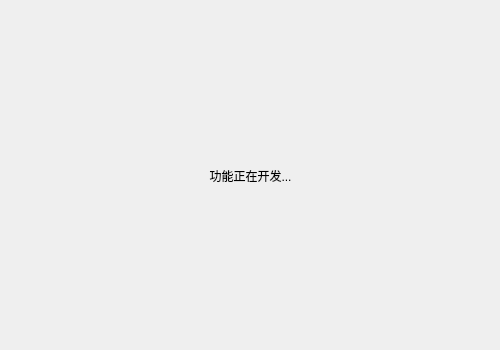
Qt form Qt_Ui/featureReadWid.ui (Jyunmau/Diatom-classification) before a commit.
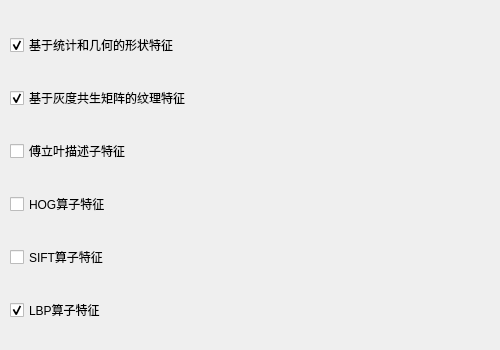
The same form after that commit.

```diff
--- a/Qt_Ui/featureReadWid.ui
+++ b/Qt_Ui/featureReadWid.ui
@@ -19,19 +19,93 @@
                     <x>10</x>
                     <y>10</y>
                     <width>481</width>
-                    <height>331</height>
+                    <height>341</height>
                 </rect>
             </property>
             <layout class="QVBoxLayout" name="verticalLayout">
                 <item>
-                    <widget class="QLabel" name="label">
-                        <property name="text">
-                            <string>功能正在开发...</string>
-                        </property>
-                        <property name="alignment">
-                            <set>Qt::AlignCenter</set>
-                        </property>
-                    </widget>
+                    <layout class="QHBoxLayout" name="horizontalLayout_6">
+                        <item>
+                            <widget class="QCheckBox" name="geometricCheckBox">
+                                <property name="sizePolicy">
+                                    <sizepolicy hsizetype="Minimum" vsizetype="Fixed">
+                                        <horstretch>0</horstretch>
+                                        <verstretch>0</verstretch>
+                                    </sizepolicy>
+                                </property>
+                                <property name="text">
+                                    <string>基于统计和几何的形状特征</string>
+                                </property>
+                                <property name="checked">
+                                    <bool>true</bool>
+                                </property>
+                                <property name="autoExclusive">
+                                    <bool>false</bool>
+                                </property>
+                            </widget>
+                        </item>
+                    </layout>
+                </item>
+                <item>
+                    <layout class="QHBoxLayout" name="horizontalLayout_5">
+                        <item>
+                            <widget class="QCheckBox" name="glcmCheckBox">
+                                <property name="text">
+                                    <string>基于灰度共生矩阵的纹理特征</string>
+                                </property>
+                                <property name="checked">
+                                    <bool>true</bool>
+                                </property>
+                            </widget>
+                        </item>
+                    </layout>
+                </item>
+                <item>
+                    <layout class="QHBoxLayout" name="horizontalLayout_4">
+                        <item>
+                            <widget class="QCheckBox" name="fdCheckBox">
+                                <property name="text">
+                                    <string>傅立叶描述子特征</string>
+                                </property>
+                            </widget>
+                        </item>
+                    </layout>
+                </item>
+                <item>
+                    <layout class="QHBoxLayout" name="horizontalLayout_3">
+                        <item>
+                            <widget class="QCheckBox" name="hogCheckBox">
+                                <property name="text">
+                                    <string>HOG算子特征</string>
+                                </property>
+                            </widget>
+                        </item>
+                    </layout>
+                </item>
+                <item>
+                    <layout class="QHBoxLayout" name="horizontalLayout">
+                        <item>
+                            <widget class="QCheckBox" name="siftCheckBox">
+                                <property name="text">
+                                    <string>SIFT算子特征</string>
+                                </property>
+                            </widget>
+                        </item>
+                    </layout>
+                </item>
+                <item>
+                    <layout class="QHBoxLayout" name="horizontalLayout_2">
+                        <item>
+                            <widget class="QCheckBox" name="lbpCheckBox">
+                                <property name="text">
+                                    <string>LBP算子特征</string>
+                                </property>
+                                <property name="checked">
+                                    <bool>true</bool>
+                                </property>
+                            </widget>
+                        </item>
+                    </layout>
                 </item>
             </layout>
         </widget>
```
Left out of the diff: 4 changed lines with no effect on the pictures.
